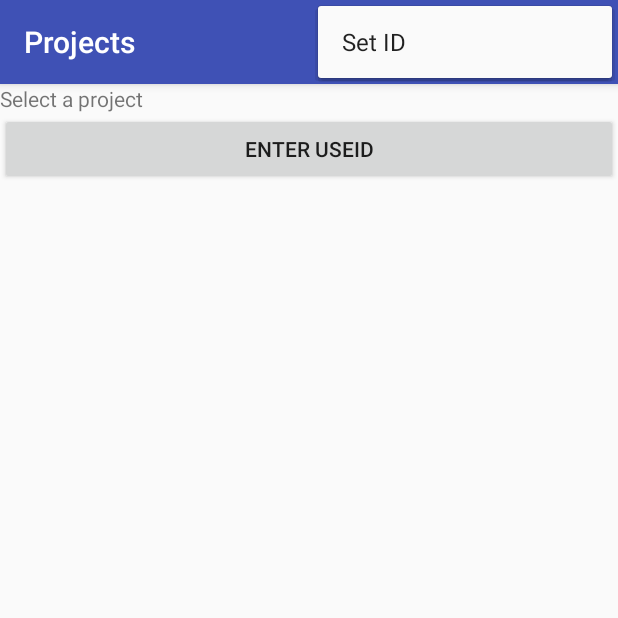
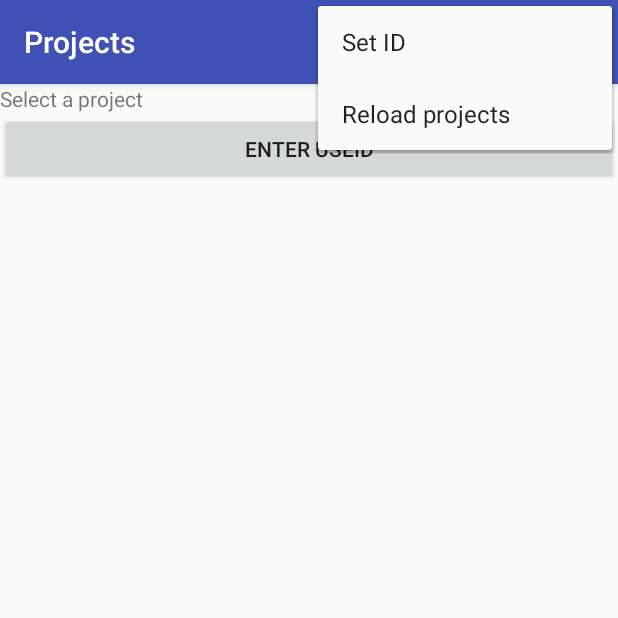
Before and after one commit to Sopwafel/IntroProject_GIT-andriod, an Android app: the screen it shows after launch (MainActivity), with the options menu open, on a phone screen of 412 x 824 dp, the top half of it. Run offline under Robolectric (Android 15) with nearby library versions, the phone set to English and light mode, and no system bars.

Commit message:
Now getting all neccesary Objects
Next step: put them in the ProjectObjects

```diff
--- a/TimeSquaredApp/app/src/main/java/nl/timesquared/timesquaredapp/Database/getProjects.java
+++ b/TimeSquaredApp/app/src/main/java/nl/timesquared/timesquaredapp/Database/getProjects.java
@@ -1,10 +1,12 @@
 package nl.timesquared.timesquaredapp.Database;
 
+import android.app.Activity;
 import android.util.Log;
 
 import java.util.ArrayList;
 import java.util.List;
 
+import nl.timesquared.timesquaredapp.Objects.ActivityLink;
 import nl.timesquared.timesquaredapp.Objects.ProjectObject;
 
 /**
@@ -13,16 +15,54 @@ import nl.timesquared.timesquaredapp.Objects.ProjectObject;
 
 public class getProjects extends JavaQL {
     ArrayList<Object> returnlist = new ArrayList<>();
+    String UID;
     protected List<Object> doInBackground(String... params)
     {
         String[] wat = { "Project_ID", "Project_Naam", "Project_Kleur", "Volgorde_Nummer", "Project_Actief", "UserID" };
-        String UID = params[0];
-        Log.d("uid", UID);
-        ArrayList<Object> output = new ArrayList<>();
+        UID = params[0];
+        ArrayList<Object> output;
         //ServerConnection();
         output = Select(wat, "Projects",new String[]{"UserID"}, new String[]{UID}, "ProjectObject");
 
+        List<ActivityLink> activityLinks = getActivityLinks();
+        List<Activity> activities = getActivities();
         return output;
     }
+    public  List<ActivityLink> getActivityLinks()
+    {
+        List<ActivityLink> links = linkSelect(new String[] { "UserID" }, new String[] { UID});
+        return links;
+    }
 
+    public List<Activity> getActivities(){
+        List<Activity> activities = activitySelect(new String[] { "UserID" }, new String[] { UID});
+        return activities;
+    }
+
+    public List<Activity> activitySelect(String[] kolommen_voorwaarden, String[] waarden_voorwaarden)
+    {
+        String[] wat = { "Activiteit_ID", "Activiteit", "kleur", "UserID" };
+        Log.d("Select", "We should be fetching all activities now");
+        List<Object> objecten = Select(wat, "Activiteiten", kolommen_voorwaarden, waarden_voorwaarden, "Activity");
+        List<Activity> output = castCollection(objecten, Activity.class);
+        return output;
+
+    }
+
+    /**
+     * Calls Select with the parameters to fetch all ActivityLinks from the userID.
+     * Returns a list with all ActivityLinks of an User from the server
+     * @param kolommen_voorwaarden
+     * @param waarden_voorwaarden
+     * @return
+     */
+    public List<ActivityLink> linkSelect(String[] kolommen_voorwaarden, String[] waarden_voorwaarden)
+    {
+        String[] wat = { "Project_ID", "Activiteit_ID", "Actief", "UserID"};
+        Log.d("Select", "We should be fetching all activityLinks now");
+        List<Object> objecten = Select(wat, "Activity_Link", kolommen_voorwaarden, waarden_voorwaarden, "Activity_link");
+        List<ActivityLink> output = castCollection(objecten, ActivityLink.class);
+        return output;
+
+    }
 }
--- a/TimeSquaredApp/app/src/main/java/nl/timesquared/timesquaredapp/MainActivity.java
+++ b/TimeSquaredApp/app/src/main/java/nl/timesquared/timesquaredapp/MainActivity.java
@@ -13,28 +13,46 @@ import android.content.SharedPreferences;
 import android.support.v7.app.AlertDialog;
 import android.support.v7.app.AppCompatActivity;
 import android.os.Bundle;
-import android.support.v7.widget.Toolbar;
 import android.text.InputType;
 import android.util.Log;
 import android.view.Menu;
 import android.view.MenuItem;
 import android.view.View;
-import android.view.ViewConfiguration;
 import android.widget.Button;
 import android.widget.EditText;
 import android.widget.LinearLayout;
 import android.widget.TextView;
 
-import java.lang.reflect.Field;
 import java.util.ArrayList;
 import java.util.List;
-import java.util.UUID;
 
 public class MainActivity extends AppCompatActivity {
+    /*
+    Uitleg for Casper!
+    Things you can do:
+    -   Figure out how to make a persistent notification. In Android you often have to declare these things in files like android.manifest or some res file.
+        For example I had to make all menuItems in the res/menu folder. I will write the method you need to attach to it, as soon as you know where I have to put it.
+        Seems a bit odd to put it in an activity and have no idea where else.
+    -   Get the buttons in drawProjects and drawActivities to be the correct color. Right now they have a standard color. Both object types already have their colors loaded from the server when
+        we call drawProjects or drawActivities. They're saved as integers though, and when I tried button.setBackgroundColor(project.getColor())); they became transparent. Good luck!
+     */
+
+    /**
+     * List of Projects fetched from the server. Each project contains its  Activities and ActivityLinks
+     */
     List<ProjectObject> testList = new ArrayList<ProjectObject>();
+    /**
+     * UserID for getting things from the server
+     */
     String savedUID;
+    /**
+     * You can save things like settings in here
+     */
     SharedPreferences localPrefs;
     @Override
+    /**
+     * Is called right after construction. You can't give variables to constructors of activities, you do that with Intents
+     */
     protected void onCreate(Bundle savedInstanceState)
     {
         super.onCreate(savedInstanceState);
@@ -45,15 +63,22 @@ public class MainActivity extends AppCompatActivity {
         localPrefs = this.getPreferences(Context.MODE_PRIVATE);
        // setUserID("d2c1b357-8041-4aef-9b41-da49db7a2aa6");
         savedUID = localPrefs.getString("USER_ID", "unknown");
-        addProjects();
+        getProjects();
+        drawProjects();
     }
 
     @Override
+    /**
+     * Adds menuItems
+     */
     public boolean onCreateOptionsMenu(Menu menu) {
         getMenuInflater().inflate(R.menu.loginbutton, menu);
         return super.onCreateOptionsMenu(menu);
     }
     @Override
+    /**
+     * Adds handlers to menuItems
+     */
     public boolean onOptionsItemSelected(MenuItem item) {
         int id = item.getItemId();
 
@@ -68,6 +93,11 @@ public class MainActivity extends AppCompatActivity {
 //        Toolbar myToolbar = (Toolbar) findViewById(R.id.my_toolbar);
 //        setSupportActionBar(myToolbar);
 //    }
+
+    /**
+     * Saves a UserID in the app settings
+     * @param ID userID
+     */
     public void setUserID(String ID)
     {
         SharedPreferences.Editor editor = localPrefs.edit();
@@ -76,7 +106,10 @@ public class MainActivity extends AppCompatActivity {
         savedUID = localPrefs.getString("USER_ID", "unknown");
     }
 
-    private void addProjects(){
+    /**
+     * Gets projects from the server
+     */
+    private void getProjects(){
         new getProjects().execute(savedUID);
         try{
             List<Object> tempList = new getProjects().execute(new String[]{savedUID}).get();
@@ -84,12 +117,8 @@ public class MainActivity extends AppCompatActivity {
         }
         catch (Exception e)
         {
-            Log.d("addProjects", "error emssage in MainActivity.addProjects: "+e.getMessage());
+            Log.d("getProjects", "error emssage in MainActivity.getProjects: "+e.getMessage());
         }
-        Log.d("testlist[0]", testList.get(0).getName());
-        Log.d("testlist[1]", testList.get(1).getName());
-
-        drawProjects();
     }
 
     /**
@@ -97,7 +126,7 @@ public class MainActivity extends AppCompatActivity {
      * Right now the server returns empty resultSets :(
      * And there is small time left
      */
-    public void addTestProjects()
+    private void addTestProjects()
     {
         ProjectObject test1, test2, test3;
         test1= new  ProjectObject("1", "IntroProject",1);
@@ -125,18 +154,16 @@ public class MainActivity extends AppCompatActivity {
         testList.add(test3);
 
         drawProjects();
-        // TODO: fetch projects from database
-        // The line below is how you execute an AsyncTask. But I don't know yet how to then access it here as the results are in a different thread. Also server returns empty results so it's useless for now.
-
-        //new JavaQL().execute();
     }
 
     /**
-     * Makes an intent and starts it
+     * Opens a project's activity page
      */
     public void startActivityIntent(ProjectObject project)
     {
+        // So this intent is like a link between activities. You have to set child activities somewhere else to get a back button
         Intent toStart = new Intent(this, new ActivitiesActivity().getClass());
+        // We can retrieve an extra from the intent in the child activity. That is how you pass data around
         toStart.putExtra("project", project);
         startActivity(toStart);
     }
@@ -146,12 +173,16 @@ public class MainActivity extends AppCompatActivity {
      */
     public void drawProjects()
     {
+        // Getting UI element
         LinearLayout projectHolder = (LinearLayout)findViewById(R.id.projectHolder);
         projectHolder.removeAllViews();
+
         TextView text = new TextView(this);
         text.setText("Select a project");
         projectHolder.addView(text);
+
         Button button;
+        // Only draw the projects if we know an UserID
         if(!savedUID.equals("unknown")) {
             Log.d("userid: ", savedUID);
             for (int i = 0; i < testList.size(); i++) {
@@ -171,6 +202,7 @@ public class MainActivity extends AppCompatActivity {
                 projectHolder.addView(button);
             }
         }
+        // If we don't know UserID, ask for it
         else
         {
             //All this block does is ask the user to enter their userID
--- a/TimeSquaredApp/app/src/main/res/menu/loginbutton.xml
+++ b/TimeSquaredApp/app/src/main/res/menu/loginbutton.xml
@@ -5,4 +5,7 @@
     android:title="Set ID"
     app:showAsAction="never"
     />
+    <item android:id="@+id/reloadbutton"
+        android:title="Reload projects"
+        app:showAsAction="never"/>
 </menu>
```
Also changed, not shown: TimeSquaredApp/app/src/main/java/nl/timesquared/timesquaredapp/Database/JavaQL.java (+34 -1 lines).
